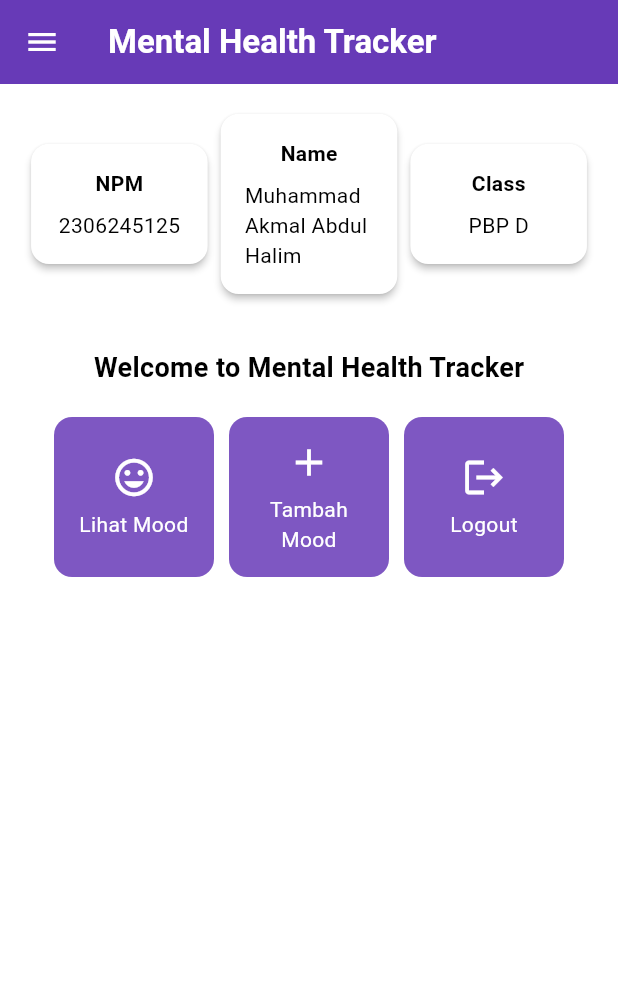
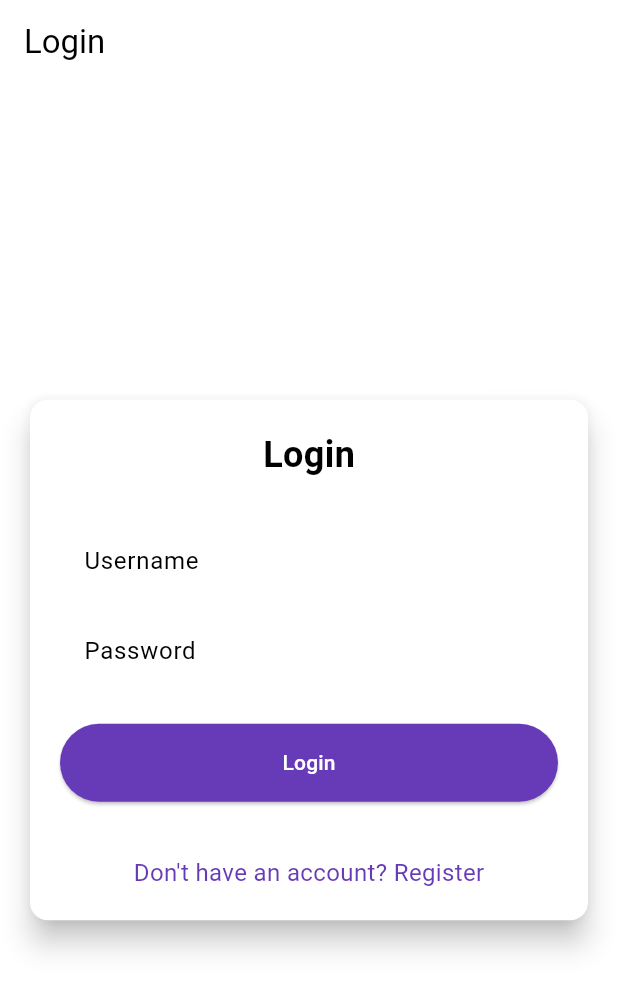
Before and after one commit to muhmmdakmal/mental-health-tracker-mobile, a Flutter app: the screen it shows after launch, on a phone screen of 412 x 824 dp. Shown: the top 991 px of the screen. Run offline on Flutter 3.47's test engine with Material 3 defaults, Android fonts, the phone set to English and light mode, and no system bars; missing offline and left inert: pbp_django_auth.

Commit message:
Menyelesaikan Tutorial 8

```diff
--- a/lib/main.dart
+++ b/lib/main.dart
@@ -1,5 +1,7 @@
 import 'package:flutter/material.dart';
-import 'package:mental_health_tracker/screens/menu.dart';
+import 'package:mental_health_tracker/screens/login.dart';
+import 'package:pbp_django_auth/pbp_django_auth.dart';
+import 'package:provider/provider.dart';
 
 void main() {
   runApp(const MyApp());
@@ -8,33 +10,23 @@ void main() {
 class MyApp extends StatelessWidget {
   const MyApp({super.key});
 
-  // This widget is the root of your application.
   @override
   Widget build(BuildContext context) {
-    return MaterialApp(
-      title: 'Flutter Demo',
-      theme: ThemeData(
-        // This is the theme of your application.
-        //
-        // TRY THIS: Try running your application with "flutter run". You'll see
-        // the application has a purple toolbar. Then, without quitting the app,
-        // try changing the seedColor in the colorScheme below to Colors.green
-        // and then invoke "hot reload" (save your changes or press the "hot
-        // reload" button in a Flutter-supported IDE, or press "r" if you used
-        // the command line to start the app).
-        //
-        // Notice that the counter didn't reset back to zero; the application
-        // state is not lost during the reload. To reset the state, use hot
-        // restart instead.
-        //
-        // This works for code too, not just values: Most code changes can be
-        // tested with just a hot reload.
-        colorScheme: ColorScheme.fromSwatch(
-          primarySwatch: Colors.deepPurple,
-        ).copyWith(secondary: Colors.deepPurple[400]),
-        useMaterial3: true,
+    return Provider(
+      create: (_) {
+        CookieRequest request = CookieRequest();
+        return request;
+      },
+      child: MaterialApp(
+        title: 'Mental Health Tracker',
+        theme: ThemeData(
+          useMaterial3: true,
+          colorScheme: ColorScheme.fromSwatch(
+            primarySwatch: Colors.deepPurple,
+          ).copyWith(secondary: Colors.deepPurple[400]),
+        ),
+        home: const LoginPage(),
       ),
-      home: MyHomePage(),
     );
   }
 }
--- /dev/null
+++ b/lib/screens/login.dart
@@ -0,0 +1,180 @@
+import 'package:mental_health_tracker/screens/menu.dart';
+import 'package:flutter/material.dart';
+import 'package:pbp_django_auth/pbp_django_auth.dart';
+import 'package:provider/provider.dart';
+import 'package:mental_health_tracker/screens/register.dart';
+
+void main() {
+  runApp(const LoginApp());
+}
+
+class LoginApp extends StatelessWidget {
+  const LoginApp({super.key});
+
+  @override
+  Widget build(BuildContext context) {
+    return MaterialApp(
+      title: 'Login',
+      theme: ThemeData(
+        useMaterial3: true,
+        colorScheme: ColorScheme.fromSwatch(
+          primarySwatch: Colors.deepPurple,
+        ).copyWith(secondary: Colors.deepPurple[400]),
+      ),
+      home: const LoginPage(),
+    );
+  }
+}
+
+class LoginPage extends StatefulWidget {
+  const LoginPage({super.key});
+
+  @override
+  State<LoginPage> createState() => _LoginPageState();
+}
+
+class _LoginPageState extends State<LoginPage> {
+  final TextEditingController _usernameController = TextEditingController();
+  final TextEditingController _passwordController = TextEditingController();
+
+  @override
+  Widget build(BuildContext context) {
+    final request = context.watch<CookieRequest>();
+
+    return Scaffold(
+      appBar: AppBar(
+        title: const Text('Login'),
+      ),
+      body: Center(
+        child: SingleChildScrollView(
+          padding: const EdgeInsets.all(16.0),
+          child: Card(
+            elevation: 8,
+            shape: RoundedRectangleBorder(
+              borderRadius: BorderRadius.circular(12.0),
+            ),
+            child: Padding(
+              padding: const EdgeInsets.all(20.0),
+              child: Column(
+                mainAxisSize: MainAxisSize.min,
+                children: [
+                  const Text(
+                    'Login',
+                    style: TextStyle(
+                      fontSize: 24.0,
+                      fontWeight: FontWeight.bold,
+                    ),
+                  ),
+                  const SizedBox(height: 30.0),
+                  TextField(
+                    controller: _usernameController,
+                    decoration: const InputDecoration(
+                      labelText: 'Username',
+                      hintText: 'Enter your username',
+                      border: OutlineInputBorder(
+                        borderRadius: BorderRadius.all(Radius.circular(12.0)),
+                      ),
+                      contentPadding:
+                          EdgeInsets.symmetric(horizontal: 12.0, vertical: 8.0),
+                    ),
+                  ),
+                  const SizedBox(height: 12.0),
+                  TextField(
+                    controller: _passwordController,
+                    decoration: const InputDecoration(
+                      labelText: 'Password',
+                      hintText: 'Enter your password',
+                      border: OutlineInputBorder(
+                        borderRadius: BorderRadius.all(Radius.circular(12.0)),
+                      ),
+                      contentPadding:
+                          EdgeInsets.symmetric(horizontal: 12.0, vertical: 8.0),
+                    ),
+                    obscureText: true,
+                  ),
+                  const SizedBox(height: 24.0),
+                  ElevatedButton(
+                    onPressed: () async {
+                      String username = _usernameController.text;
+                      String password = _passwordController.text;
+
+                      // Cek kredensial
+                      // Untuk menyambungkan Android emulator dengan Django pada localhost,
+                      // gunakan URL http://10.0.2.2/
+                      final response = await request
+                          .login("http://localhost:8000/auth/login/", {
+                        'username': username,
+                        'password': password,
+                      });
+
+                      if (request.loggedIn) {
+                        String message = response['message'];
+                        String uname = response['username'];
+                        if (context.mounted) {
+                          Navigator.pushReplacement(
+                            context,
+                            MaterialPageRoute(
+                                builder: (context) => MyHomePage()),
+                          );
+                          ScaffoldMessenger.of(context)
+                            ..hideCurrentSnackBar()
+                            ..showSnackBar(
+                              SnackBar(
+                                  content:
+                                      Text("$message Selamat datang, $uname.")),
+                            );
+                        }
+                      } else {
+                        if (context.mounted) {
+                          showDialog(
+                            context: context,
+                            builder: (context) => AlertDialog(
+                              title: const Text('Login Gagal'),
+                              content: Text(response['message']),
+                              actions: [
+                                TextButton(
+                                  child: const Text('OK'),
+                                  onPressed: () {
+                                    Navigator.pop(context);
+                                  },
+                                ),
+                              ],
+                            ),
+                          );
+                        }
+                      }
+                    },
+                    style: ElevatedButton.styleFrom(
+                      foregroundColor: Colors.white,
+                      minimumSize: const Size(double.infinity, 50),
+                      backgroundColor: Theme.of(context).colorScheme.primary,
+                      padding: const EdgeInsets.symmetric(vertical: 16.0),
+                    ),
+                    child: const Text('Login'),
+                  ),
+                  const SizedBox(height: 36.0),
+                  GestureDetector(
+                    onTap: () {
+                      Navigator.push(
+                        context,
+                        MaterialPageRoute(
+                            builder: (context) => const RegisterPage()),
+                      );
+                    },
+                    child: Text(
+                      'Don\'t have an account? Register',
+                      style: TextStyle(
+                        color: Theme.of(context).colorScheme.primary,
+                        fontSize: 16.0,
+                      ),
+                    ),
+                  ),
+                ],
+              ),
+            ),
+          ),
+        ),
+      ),
+    );
+  }
+}
--- a/pubspec.yaml
+++ b/pubspec.yaml
@@ -35,6 +35,9 @@ dependencies:
   # The following adds the Cupertino Icons font to your application.
   # Use with the CupertinoIcons class for iOS style icons.
   cupertino_icons: ^1.0.8
+  provider: ^6.1.2
+  pbp_django_auth: ^0.4.0
+  http: ^1.2.2
 
 dev_dependencies:
   flutter_test:
```
Also changed, not shown: lib/models/mood_entry.dart (added, +65 -0 lines), lib/screens/list_moodentry.dart (added, +90 -0 lines), lib/screens/moodentry_form.dart (+36 -29 lines), lib/screens/register.dart (added, +165 -0 lines), lib/widgets/left_drawer.dart (+12 -0 lines), lib/widgets/mood_card.dart (+36 -1 lines), pubspec.lock, 2 other files.
